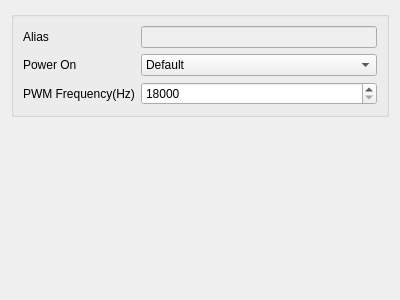
The window that source/wnd/ui/mrvsystem.ui (ww4u/megarobostudio) describes before a commit, drawn with Qt 5.
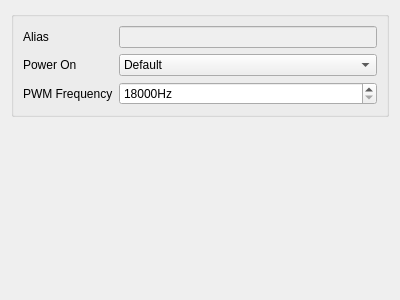
The same window after the commit.

What changed in the file:
```diff
--- a/source/wnd/ui/mrvsystem.ui
+++ b/source/wnd/ui/mrvsystem.ui
@@ -23,7 +23,7 @@
       <item row="3" column="0">
        <widget class="QLabel" name="label_2">
         <property name="text">
-         <string>PWM Frequency(Hz)</string>
+         <string>PWM Frequency</string>
         </property>
        </widget>
       </item>
@@ -50,6 +50,9 @@
       </item>
       <item row="3" column="1">
        <widget class="QSpinBox" name="spinPwm">
+        <property name="suffix">
+         <string>Hz</string>
+        </property>
         <property name="minimum">
          <number>18000</number>
         </property>
```
